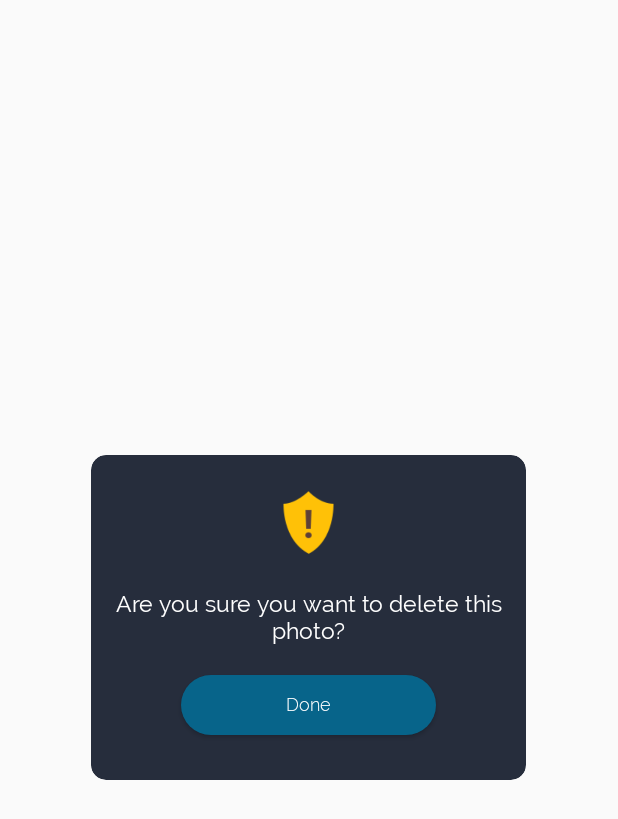
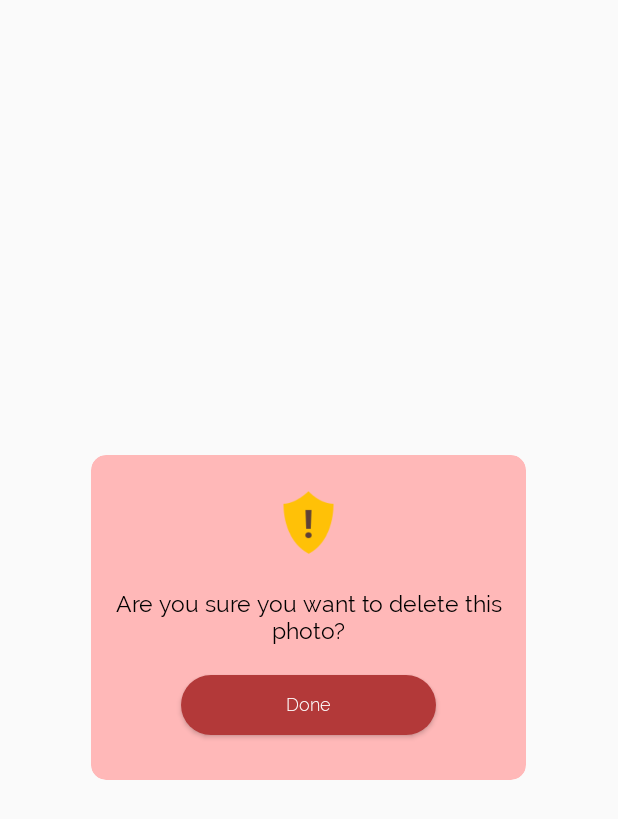
Before and after one commit to CharmiPatel25/note_TeamPurple_android, an Android app: the layout alert_diag.xml on its own in the app's theme, with its tools: preview values and no code run, on a phone screen of 412 x 824 dp. Shown: the top 819 px of the screen. Run offline under Robolectric (Android 15) with nearby library versions, the phone set to English and light mode, and no system bars.

Commit message:
[AP] layout changed for alert_diag.xml

```diff
--- a/app/src/main/res/drawable/bluecurve.xml
+++ b/app/src/main/res/drawable/bluecurve.xml
@@ -1,7 +1,7 @@
 <shape xmlns:android="http://schemas.android.com/apk/res/android"
     android:shape="rectangle">/>
 
-    <solid android:color="@color/navy" />
+    <solid android:color="@color/color4" />
 
     <corners
         android:radius="20dp"/>
--- a/app/src/main/res/layout/alert_diag.xml
+++ b/app/src/main/res/layout/alert_diag.xml
@@ -11,7 +11,7 @@
         android:layout_height="wrap_content"
         android:layout_gravity="center"
         android:background="@color/cardcolor"
-        card_view:cardBackgroundColor="@color/grey"
+        card_view:cardBackgroundColor="#ffb8b8"
         card_view:cardCornerRadius="10dp">
 
 
@@ -41,7 +41,7 @@
                     android:fontFamily="@font/regular"
                     android:gravity="center"
                     android:text="Are you sure you want to delete this photo?"
-                    android:textColor="@color/white"
+                    android:textColor="@color/black"
                     android:textSize="15sp" />
 
                 <Button
```
